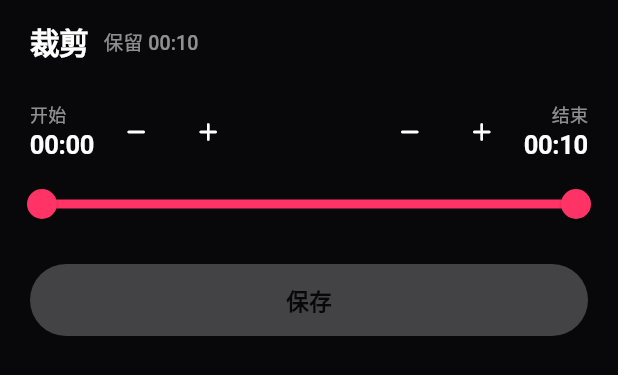
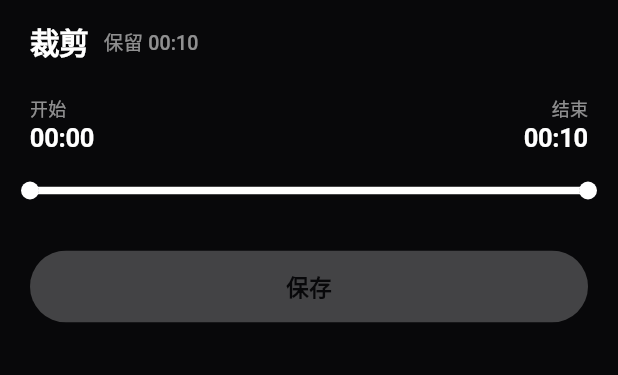
Before and after one commit to Aeacu2/BiliBeats, a Flutter app: the TrimSheet widget shown alone on an empty page, opened directly with empty values, on a phone screen of 412 x 824 dp. Shown: the top 375 px of the screen. Run offline on Flutter 3.47's test engine with Material 3 defaults, Android fonts, the phone set to English and light mode, and no system bars; our stand-ins replace audio_service, image_picker, just_audio, webview_flutter; missing offline and left inert: audio_session, qr; accounts and stored records are empty; statements that could not run were skipped.

Commit message:
裁剪: handle the bar like the player's progress bar
Full-width thin track, small handles that grow while held, a handle
pushed against the other stops short instead of freezing, and a drag
that strays downwards no longer moves the sheet. Drops the ±1 s buttons.

Co-Authored-By: Claude Opus 5.5 <noreply@anthropic.com>
Claude-Session: https://claude.ai/code/session_01DS9wr3LEAuBActXgwQMkDq

```diff
--- a/lib/widgets/trim_sheet.dart
+++ b/lib/widgets/trim_sheet.dart
@@ -106,10 +106,17 @@ class _TrimSheetState extends State<TrimSheet> {
         end: _length - _end < const Duration(seconds: 1) ? null : _end,
       );
 
+  /// A handle pushed against the other stops [_minimum] short of it,
+  /// rather than not moving at all.
   void _onChanged(RangeValues values) {
     final minimum = _minimum.inMilliseconds.toDouble();
-    if (values.end - values.start < minimum) return;
-    setState(() => _range = values);
+    final length = _length.inMilliseconds.toDouble();
+    final next = values.start != _range.start
+        ? RangeValues(
+            values.start.clamp(0, _range.end - minimum).toDouble(), _range.end)
+        : RangeValues(_range.start,
+            values.end.clamp(_range.start + minimum, length).toDouble());
+    setState(() => _range = next);
   }
 
   /// Let go of a handle: hear the cut.
@@ -121,43 +128,6 @@ class _TrimSheetState extends State<TrimSheet> {
   }
 
   RangeValues? _before;
-
-  /// Moves one cut by [by]: the bar is the whole video, too coarse to land
-  /// on a second.
-  void _nudge({required bool start, required Duration by}) {
-    final step = by.inMilliseconds.toDouble();
-    final minimum = _minimum.inMilliseconds.toDouble();
-    final length = _length.inMilliseconds.toDouble();
-    final next = start
-        ? RangeValues(
-            (_range.start + step).clamp(0, _range.end - minimum).toDouble(),
-            _range.end)
-        : RangeValues(
-            _range.start,
-            (_range.end + step)
-                .clamp(_range.start + minimum, length)
-                .toDouble());
-    if (next == _range) return;
-    Haptics.selection();
-    setState(() => _range = next);
-    _preview(next, start: start);
-  }
-
-  Widget _nudges({required bool start}) {
-    final what = start ? '开始' : '结束';
-    Widget button(IconData icon, String tip, int seconds) => IconButton(
-          tooltip: tip,
-          icon: Icon(icon, color: AppColors.textPrimary, size: 20),
-          onPressed: () => _nudge(start: start, by: Duration(seconds: seconds)),
-        );
-    return Row(
-      mainAxisSize: MainAxisSize.min,
-      children: [
-        button(Icons.remove_rounded, '$what提前 1 秒', -1),
-        button(Icons.add_rounded, '$what推后 1 秒', 1),
-      ],
-    );
-  }
 
   void _setFromNow({required bool start}) {
     Haptics.selection();
@@ -207,24 +177,50 @@ class _TrimSheetState extends State<TrimSheet> {
           child: Row(
             children: [
               _Time(label: '开始', value: _start),
-              const SizedBox(width: 4),
-              _nudges(start: true),
               const Spacer(),
-              _nudges(start: false),
-              const SizedBox(width: 4),
               _Time(label: '结束', value: _end, end: true),
             ],
           ),
         ),
+        // Handled like the player's progress bar: a thin line the whole
+        // width of the times above it, the handles small until held.
         Padding(
-          padding: const EdgeInsets.symmetric(horizontal: 4),
-          child: RangeSlider(
-            values: _range,
-            max: _length.inMilliseconds.toDouble(),
-            onChangeStart: (values) => _before = values,
-            onChanged: _onChanged,
-            onChangeEnd: (values) => _preview(values,
-                start: _before == null || values.start != _before!.start),
+          padding: const EdgeInsets.fromLTRB(20, 4, 20, 4),
+          child: GestureDetector(
+            // A drag that strays downwards moves the handle, not the sheet.
+            onVerticalDragStart: (_) {},
+            child: SliderTheme(
+              data: SliderTheme.of(context).copyWith(
+                trackHeight: _before == null ? 3 : 5,
+                activeTrackColor: AppColors.textPrimary,
+                inactiveTrackColor: AppColors.white24,
+                thumbColor: AppColors.textPrimary,
+                overlayColor: AppColors.white12,
+                rangeTrackShape: const _FullWidthRangeTrack(),
+                rangeThumbShape: RoundRangeSliderThumbShape(
+                  enabledThumbRadius: _before == null ? 6 : 8,
+                  elevation: 0,
+                  pressedElevation: 0,
+                ),
+                overlayShape: const RoundSliderOverlayShape(overlayRadius: 16),
+              ),
+              child: SizedBox(
+                height: 40,
+                child: RangeSlider(
+                  values: _range,
+                  max: _length.inMilliseconds.toDouble(),
+                  onChangeStart: (values) => setState(() => _before = values),
+                  onChanged: _onChanged,
+                  onChangeEnd: (values) {
+                    Haptics.light();
+                    final before = _before;
+                    setState(() => _before = null);
+                    _preview(values,
+                        start: before == null || values.start != before.start);
+                  },
+                ),
+              ),
+            ),
           ),
         ),
         if (_suggested case final suggested?)
@@ -328,6 +324,24 @@ class _TrimSheetState extends State<TrimSheet> {
   );
 }
 
+/// A range track that spans the whole width, as the player's does.
+class _FullWidthRangeTrack extends RoundedRectRangeSliderTrackShape {
+  const _FullWidthRangeTrack();
+
+  @override
+  Rect getPreferredRect({
+    required RenderBox parentBox,
+    Offset offset = Offset.zero,
+    required SliderThemeData sliderTheme,
+    bool isEnabled = false,
+    bool isDiscrete = false,
+  }) {
+    final height = sliderTheme.trackHeight ?? 3;
+    final top = offset.dy + (parentBox.size.height - height) / 2;
+    return Rect.fromLTWH(offset.dx, top, parentBox.size.width, height);
+  }
+}
+
 class _Time extends StatelessWidget {
   final String label;
   final Duration value;
```
